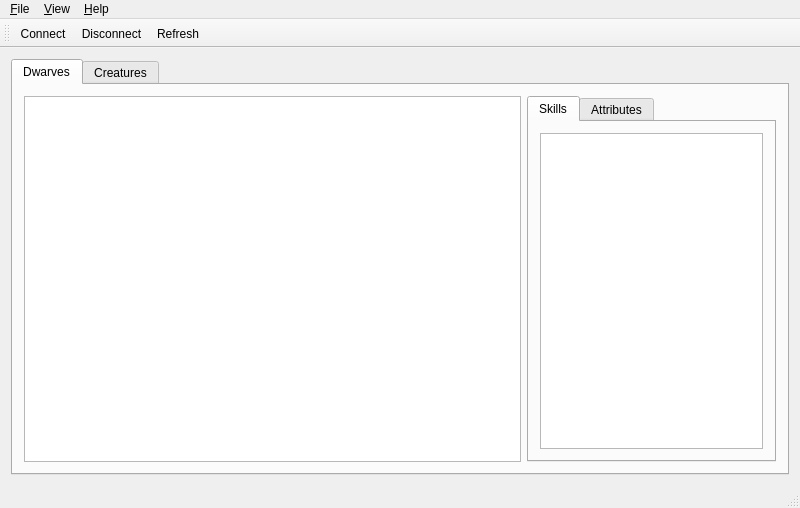
The window that Runesmith/runesmith.ui (DFHack/Runesmith) describes before a commit, drawn with Qt 5.
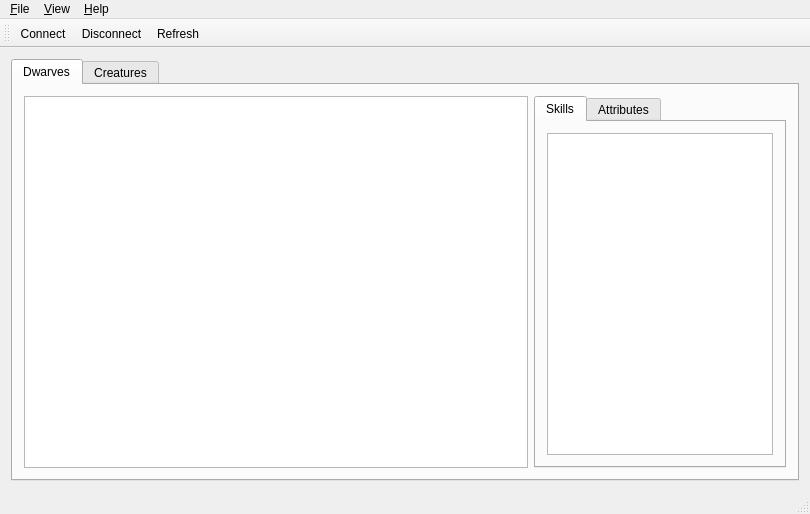
The same window after the commit. Icons and pictures are not drawn.

Commit message: Cleaned up some Qt stuff, got skillsTableModel working

```diff
--- a/Runesmith/runesmith.ui
+++ b/Runesmith/runesmith.ui
@@ -6,8 +6,8 @@
    <rect>
     <x>0</x>
     <y>0</y>
-    <width>800</width>
-    <height>508</height>
+    <width>810</width>
+    <height>514</height>
    </rect>
   </property>
   <property name="windowTitle">
@@ -73,7 +73,7 @@
            </attribute>
            <layout class="QGridLayout" name="gridLayout_4">
             <item row="0" column="0">
-             <widget class="QListWidget" name="skillsList"/>
+             <widget class="QTableView" name="skillsTV"/>
             </item>
            </layout>
           </widget>
@@ -105,7 +105,7 @@
     <rect>
      <x>0</x>
      <y>0</y>
-     <width>800</width>
+     <width>810</width>
      <height>21</height>
     </rect>
    </property>
```
The commit also changes 7 other files.
